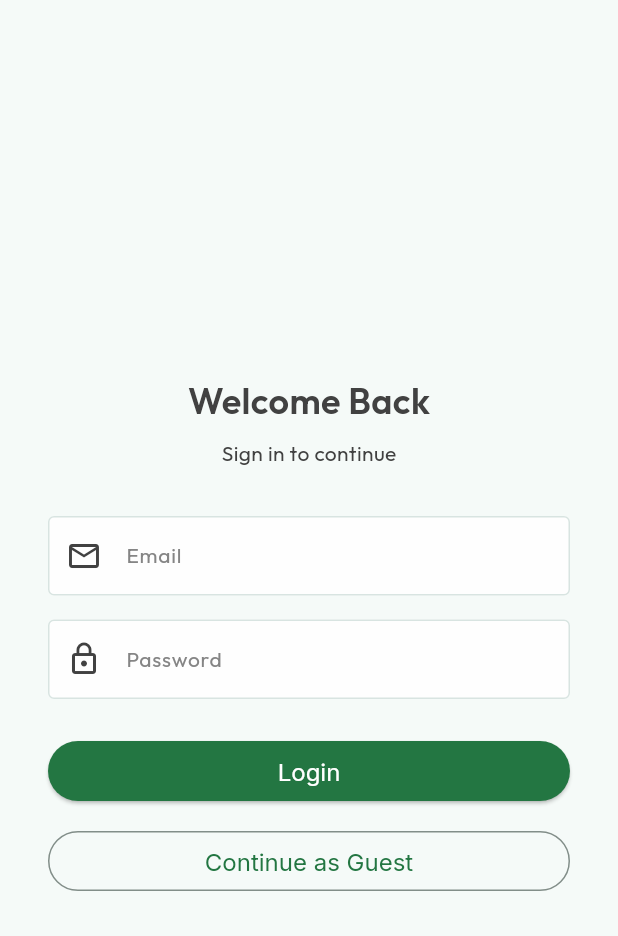
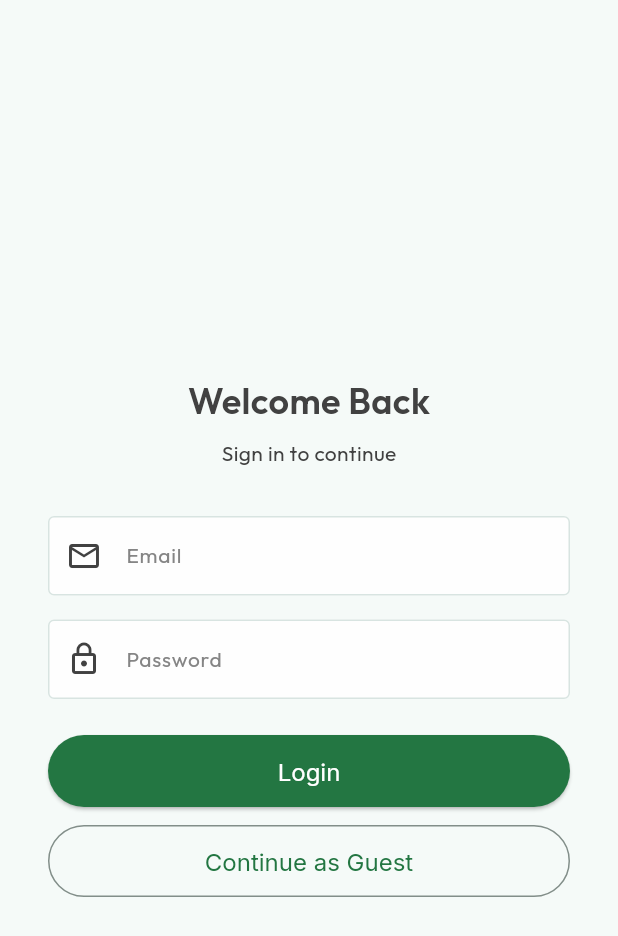
Before and after one commit to NikhilD1998/bloc_ecomm, a Flutter app: the screen it shows after launch, on a phone screen of 412 x 824 dp. Shown: the top 936 px of the screen. Run offline on Flutter 3.47's test engine with Material 3 defaults, Android fonts, the phone set to English and light mode, and no system bars; our stand-ins replace google_fonts.

Commit message:
Refactor AuthScreen to use AppButton for login and guest actions; improve button styling and functionality

```diff
--- a/lib/screens/auth/auth_screen.dart
+++ b/lib/screens/auth/auth_screen.dart
@@ -1,3 +1,4 @@
+import 'package:bloc_ecomm/widgets/common/app_button.dart';
 import 'package:flutter/material.dart';
 import '../../theme/app_text_styles.dart';
 import '../../theme/app_colors.dart';
@@ -77,20 +78,12 @@ class _AuthScreenState extends State<AuthScreen> {
                           : null,
                     ),
                     const SizedBox(height: 24),
-                    SizedBox(
-                      width: double.infinity,
-                      child: ElevatedButton(
-                        onPressed: _onLogin,
-                        child: const Text('Login'),
-                      ),
-                    ),
+                    AppButton(label: 'Login', onPressed: _onLogin),
                     const SizedBox(height: 12),
-                    SizedBox(
-                      width: double.infinity,
-                      child: OutlinedButton(
-                        onPressed: _onGuest,
-                        child: const Text('Continue as Guest'),
-                      ),
+                    AppButton(
+                      label: 'Continue as Guest',
+                      onPressed: _onGuest,
+                      outlined: true,
                     ),
                   ],
                 ),
--- /dev/null
+++ b/lib/widgets/common/app_button.dart
@@ -0,0 +1,61 @@
+import 'package:flutter/material.dart';
+
+class AppButton extends StatelessWidget {
+  final String label;
+  final VoidCallback onPressed;
+  final bool outlined;
+  final bool loading;
+  final bool enabled;
+
+  const AppButton({
+    super.key,
+    required this.label,
+    required this.onPressed,
+    this.outlined = false,
+    this.loading = false,
+    this.enabled = true,
+  });
+
+  @override
+  Widget build(BuildContext context) {
+    final textWidget = Text(label);
+    final buttonHeight = 48.0;
+
+    final buttonChild = loading
+        ? SizedBox(
+            width: 20,
+            height: 20,
+            child: Center(
+              child: CircularProgressIndicator(
+                strokeWidth: 2,
+                valueColor: AlwaysStoppedAnimation<Color>(
+                  Theme.of(context).colorScheme.onPrimary,
+                ),
+              ),
+            ),
+          )
+        : textWidget;
+
+    final button = SizedBox(
+      width: double.infinity,
+      height: buttonHeight,
+      child: outlined
+          ? OutlinedButton(
+              onPressed: (enabled && !loading) ? onPressed : null,
+              child: buttonChild,
+              style: OutlinedButton.styleFrom(
+                minimumSize: Size(double.infinity, buttonHeight),
+              ),
+            )
+          : ElevatedButton(
+              onPressed: (enabled && !loading) ? onPressed : null,
+              child: buttonChild,
+              style: ElevatedButton.styleFrom(
+                minimumSize: Size(double.infinity, buttonHeight),
+              ),
+            ),
+    );
+
+    return button;
+  }
+}
```
